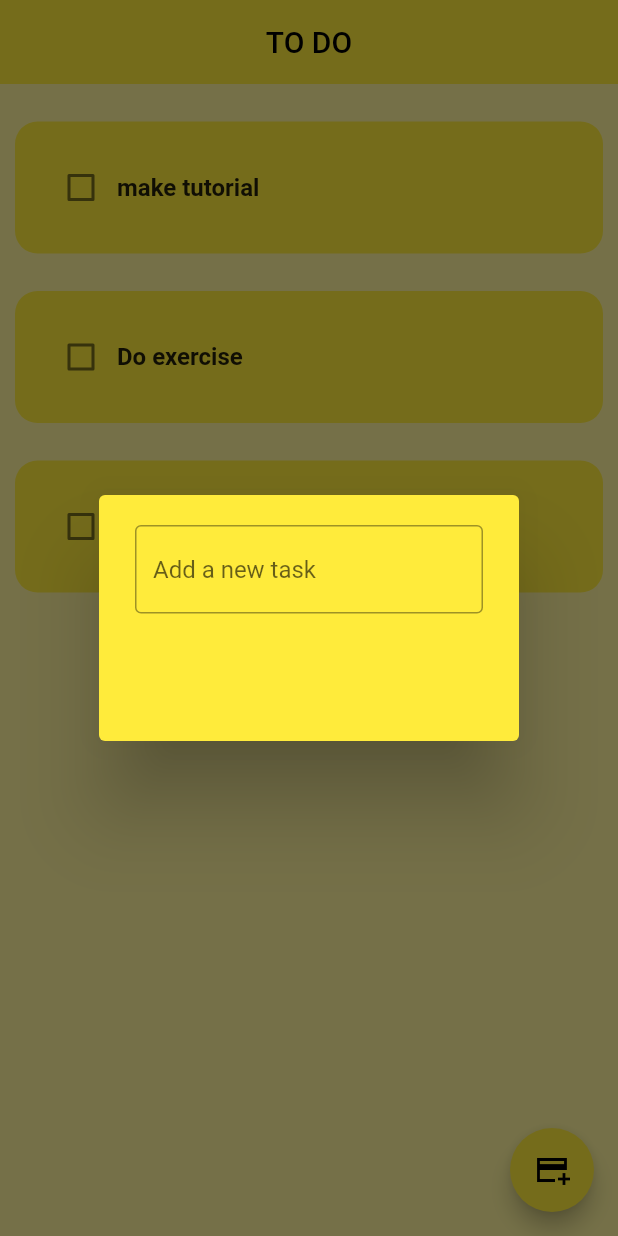
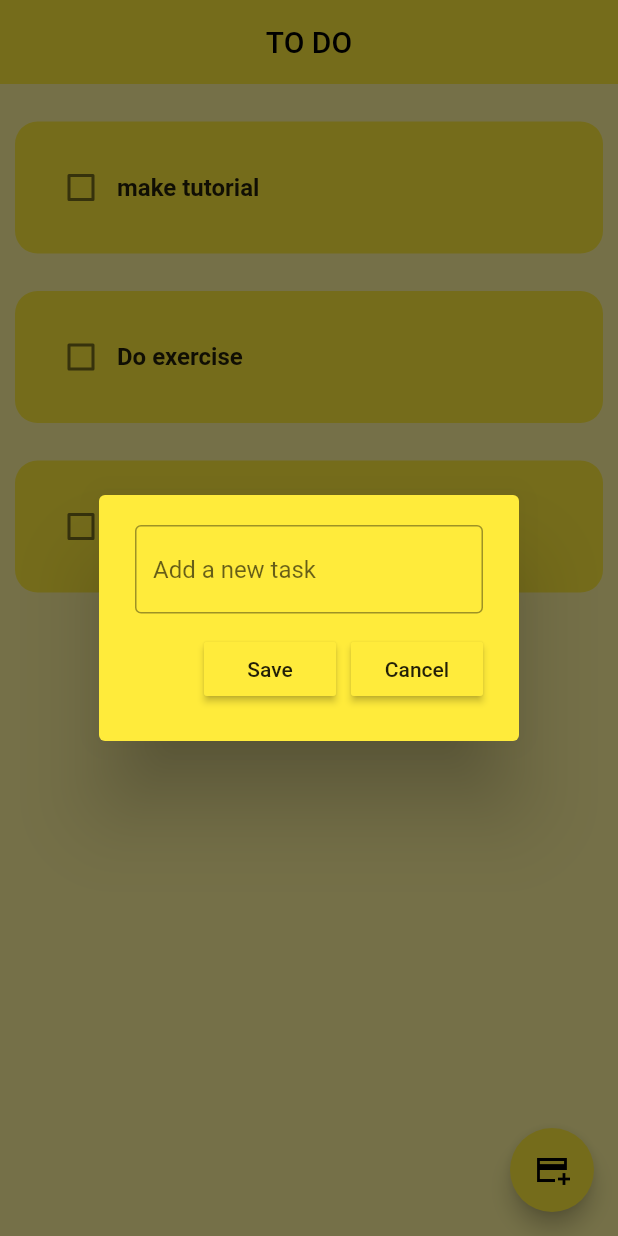
Before and after one commit to Salman-Dev336/to_do_app, a Flutter app: the screen it shows after launch, after a tap on the "add card" icon, on a phone screen of 412 x 824 dp. Run offline on Flutter 3.47's test engine with Material 3 defaults, Android fonts, the phone set to English and light mode, and no system bars; drawn by our look-alikes of flutter_slidable.

Commit message:
delete, save cancel task

```diff
--- a/lib/pages/home_page.dart
+++ b/lib/pages/home_page.dart
@@ -11,7 +11,10 @@ class HomePage extends StatefulWidget {
 
 class _HomePageState extends State<HomePage> {
 
-  List toDoList = [
+  //text controller
+  final _controller = TextEditingController();
+
+  final List<List<Object>> toDoList = [
     ["make tutorial", false,],
     ["Do exercise", false],
     ['build a todo app', false],
@@ -20,8 +23,24 @@ class _HomePageState extends State<HomePage> {
   //method for checkbox changed
   void checkBoxChanged(bool? value, int index){
     setState((){
-      toDoList[index][1] = !toDoList[index][1];
+    toDoList[index][1] = value ?? false;
     });
+  }
+
+  void deleteTask(int index) {
+    setState(() {
+      toDoList.removeAt(index);
+    });
+  }
+
+  //method for saving new task
+
+  void saveNewTask(){
+    setState(() {
+      toDoList.add([_controller.text, false]);
+      _controller.clear();
+    });
+    Navigator.of(context).pop();
   }
 
   // methiod for creating new task
@@ -29,15 +48,21 @@ class _HomePageState extends State<HomePage> {
     showDialog(
       context: context,
       builder: (context){
-        return DialogBox();
+        return DialogBox(
+          controller: _controller,
+          onSave: saveNewTask,
+          onCancel: ()=> Navigator.of(context).pop(),
+        );
 
       },
     );
   }
 
-
-
-
+  @override
+  void dispose() {
+    _controller.dispose();
+    super.dispose();
+  }
 
   @override
   Widget build(BuildContext context) {
@@ -59,11 +84,12 @@ class _HomePageState extends State<HomePage> {
         itemCount: toDoList.length,
         itemBuilder:(context, index){
           return ToDoTile(
-            taskName: toDoList[index][0],
-            taskCompleted: toDoList[index][1],
-            onChanged:(value)=>{
-              checkBoxChanged(value, index),
-            }
+            taskName: toDoList[index][0] as String,
+            taskCompleted: toDoList[index][1] as bool,
+            onDelete: () => deleteTask(index),
+            onChanged: (value) {
+              checkBoxChanged(value, index);
+            },
           );
         },
       ),
--- a/lib/utils/dialog_box.dart
+++ b/lib/utils/dialog_box.dart
@@ -1,23 +1,52 @@
 import 'package:flutter/material.dart';
+import 'package:to_do_app/utils/my_button.dart';
 
 class DialogBox extends StatelessWidget {
-  const DialogBox({super.key});
+  final TextEditingController controller;
+  final VoidCallback onSave;
+  final VoidCallback onCancel;
+
+  const DialogBox({
+    super.key,
+    required this.controller,
+    required this.onSave,
+    required this.onCancel,
+  });
 
   @override
   Widget build(BuildContext context) {
     return AlertDialog(
       backgroundColor: Colors.yellow,
-      content: Container(
+      content: SizedBox(
         height: 120,
         child: Column(
+          mainAxisAlignment: MainAxisAlignment.spaceBetween,
           children: [
             // get user Input
             TextField(
-              decoration: InputDecoration(
+              controller:controller,
+              decoration: const InputDecoration(
                 border: OutlineInputBorder(),
                 hintText: 'Add a new task'
               ),
             ),
+
+            Row(
+              mainAxisAlignment: MainAxisAlignment.end,
+              children: [
+                // save button
+                MyButton(text: 'Save', onPressed:onSave),
+
+                const SizedBox(
+                  width: 10,
+                ),
+
+
+                //cancel button
+                MyButton(text: 'Cancel', onPressed:onCancel,
+                )
+              ],
+            )
 
             // button for cancel and save
           ],
--- /dev/null
+++ b/lib/utils/my_button.dart
@@ -0,0 +1,19 @@
+import 'package:flutter/material.dart';
+
+class MyButton extends StatelessWidget {
+  final String text;
+  final VoidCallback onPressed;
+
+
+  const MyButton({super.key, required this.text, required this.onPressed});
+
+  @override
+  Widget build(BuildContext context) {
+    return MaterialButton(
+      onPressed: onPressed,
+      color: Theme.of(context).primaryColor,
+      child: Text(text),
+
+    );
+  }
+}
--- a/lib/utils/todo_tile.dart
+++ b/lib/utils/todo_tile.dart
@@ -1,38 +1,57 @@
 import 'package:flutter/material.dart';
+import 'package:flutter_slidable/flutter_slidable.dart';
 
 class ToDoTile extends StatelessWidget {
-
   final String taskName;
   final bool taskCompleted;
+  final ValueChanged<bool?>? onChanged;
+  final VoidCallback onDelete;
 
-  Function(bool?)? onChanged;
-
-
-
-  ToDoTile({super.key, required this.taskName, required this.taskCompleted, required this.onChanged,});
+  const ToDoTile({
+    super.key,
+    required this.taskName,
+    required this.taskCompleted,
+    required this.onChanged,
+    required this.onDelete,
+  });
 
   @override
   Widget build(BuildContext context) {
     return Padding(
-      padding: const EdgeInsets.only(top: 25, left:10, right: 10),
-      child: Container(
-        child: Padding(
+      padding: const EdgeInsets.only(top: 25, left: 10, right: 10),
+      child: Slidable(
+        endActionPane: ActionPane(
+          motion: const StretchMotion(),
+          children: [
+            SlidableAction(
+              onPressed: (_) => onDelete(),
+              backgroundColor: Colors.red,
+              foregroundColor: Colors.white,
+              icon: Icons.delete,
+              label: 'Delete',
+              borderRadius: BorderRadius.circular(15),
+            ),
+          ],
+        ),
+        child: Container(
           padding: const EdgeInsets.all(20),
+          decoration: BoxDecoration(
+            color: Colors.yellow,
+            borderRadius: BorderRadius.circular(15),
+          ),
           child: Row(
             children: [
-
-              // check box
               Checkbox(
                 value: taskCompleted,
                 onChanged: onChanged,
                 activeColor: Colors.green[700],
               ),
-
-              //task Name
               Text(
                 taskName,
-                style:TextStyle(
-                  decoration: taskCompleted? TextDecoration.lineThrough : TextDecoration.none,
+                style: TextStyle(
+                  decoration: taskCompleted
+                      ? TextDecoration.lineThrough
+                      : TextDecoration.none,
                   fontSize: 16,
                   fontWeight: FontWeight.bold,
                 ),
@@ -40,11 +59,6 @@ class ToDoTile extends StatelessWidget {
             ],
           ),
         ),
-        decoration: BoxDecoration(
-          color: Colors.yellow,
-          borderRadius: BorderRadius.circular(15)
-
-        ),
       ),
     );
   }
--- a/pubspec.yaml
+++ b/pubspec.yaml
@@ -34,6 +34,7 @@ dependencies:
   # The following adds the Cupertino Icons font to your application.
   # Use with the CupertinoIcons class for iOS style icons.
   cupertino_icons: ^1.0.8
+  flutter_slidable: ^4.0.3
 
 dev_dependencies:
   flutter_test:
```
Also changed, not shown: pubspec.lock.
